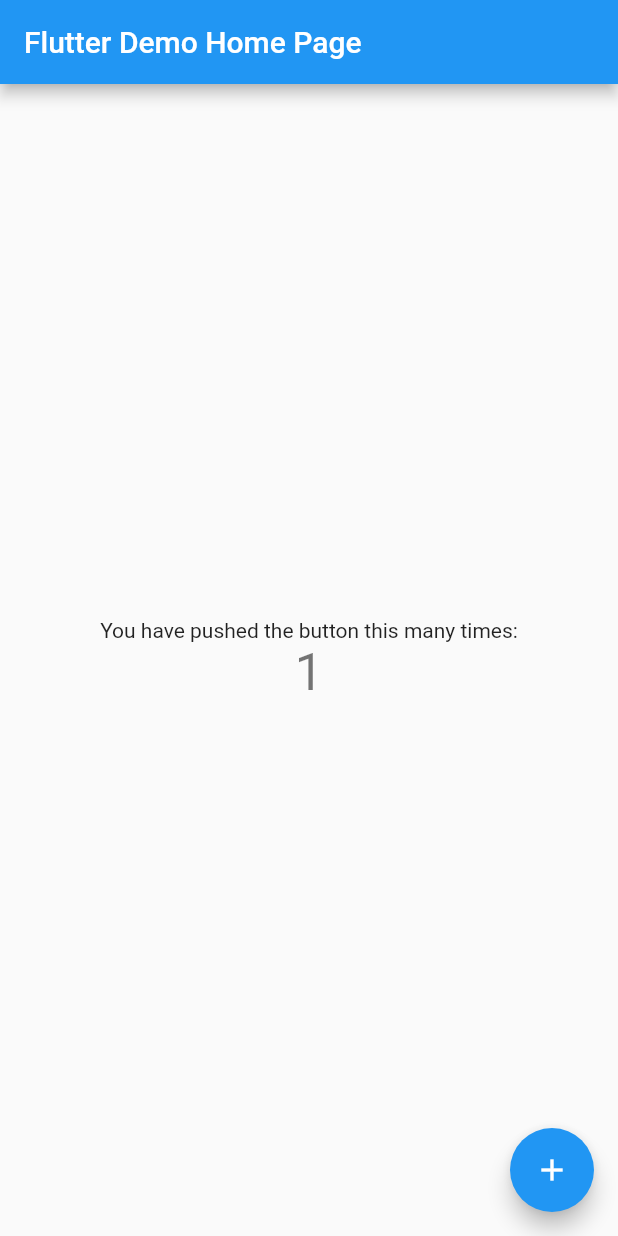
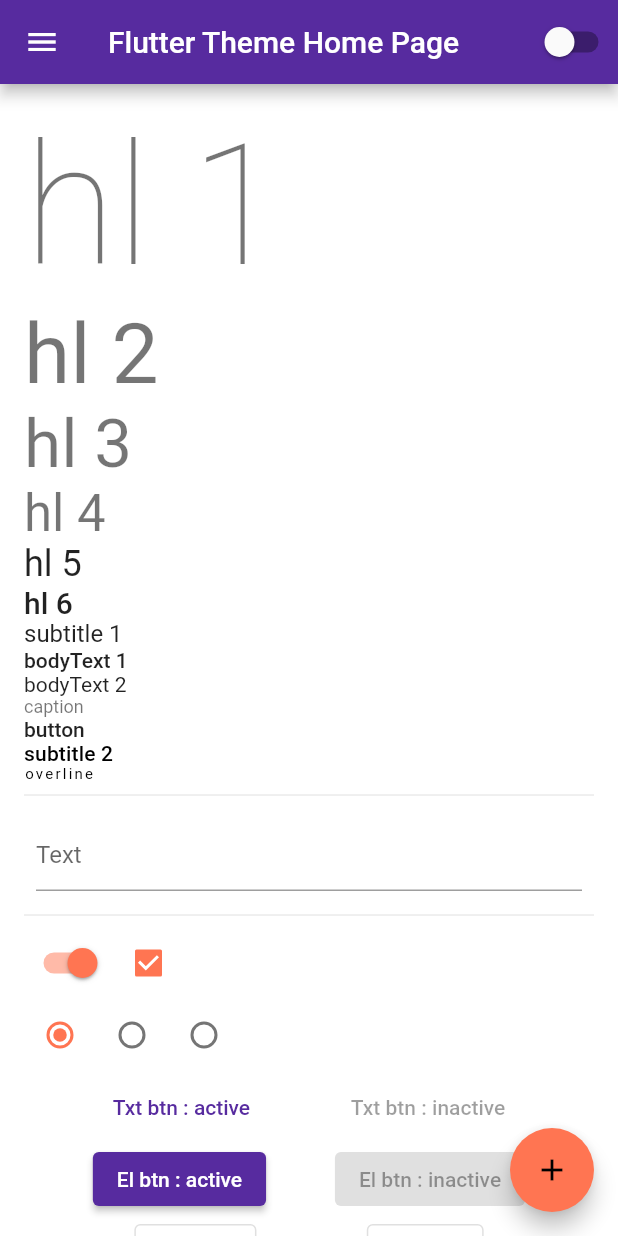
Before and after one commit to dina200/pet_project, a Flutter app: the screen it shows after launch, after a tap on the "add" icon, on a phone screen of 412 x 824 dp. Run offline on Flutter 3.47's test engine with Material 2 defaults, Android fonts, the phone set to English and light mode, and no system bars; our stand-ins replace flutter_bloc, get_it, shared_preferences.

Commit message:
migration from old pet project

```diff
--- /dev/null
+++ b/lib/application/general/theme_cubit.dart
@@ -0,0 +1,17 @@
+import 'package:flutter_bloc/flutter_bloc.dart';
+import 'package:get_it/get_it.dart';
+
+import 'package:pet_project/data/datasources/local_data_source.dart';
+import 'package:pet_project/presentation/theme/my_theme.dart';
+
+
+class ThemeCubit extends Cubit<MyTheme> {
+  static final LocalDataSource localDataSource = GetIt.I();
+  ThemeCubit() : super(localDataSource.isDarkMode ? MyTheme.dark() : MyTheme.light());
+
+  Future<void> setTheme() async {
+    state.isDark ? emit(MyTheme.light()) : emit(MyTheme.dark());
+
+    await localDataSource.setThemeMode(state.isDark);
+  }
+}
--- /dev/null
+++ b/lib/data/datasources/local_data_source.dart
@@ -0,0 +1,26 @@
+import 'package:shared_preferences/shared_preferences.dart';
+
+abstract class LocalDataSource {
+  bool get isDarkMode;
+
+  Future<void> setThemeMode(bool isDark);
+}
+
+const IS_DARK = 'IS_DARK';
+
+class LocalDataSourceImpl implements LocalDataSource {
+  final SharedPreferences sharedPreferences;
+
+  LocalDataSourceImpl({required this.sharedPreferences});
+
+  @override
+  bool get isDarkMode {
+    final isDark = sharedPreferences.getBool(IS_DARK);
+    return isDark ?? false;
+  }
+
+  @override
+  Future<void> setThemeMode(bool isDark) async {
+    await sharedPreferences.setBool(IS_DARK, isDark);
+  }
+}
--- /dev/null
+++ b/lib/injection_container.dart
@@ -0,0 +1,15 @@
+import 'package:get_it/get_it.dart';
+import 'package:shared_preferences/shared_preferences.dart';
+
+import 'data/datasources/local_data_source.dart';
+
+final sl = GetIt.instance;
+
+Future<void> init() async {
+  sl.registerLazySingleton<LocalDataSource>(
+        () => LocalDataSourceImpl(sharedPreferences: sl()),
+  );
+
+  final sharedPreferences = await SharedPreferences.getInstance();
+  sl.registerLazySingleton(() => sharedPreferences);
+}
--- a/lib/main.dart
+++ b/lib/main.dart
@@ -1,113 +1,33 @@
 import 'package:flutter/material.dart';
+import 'package:flutter_bloc/flutter_bloc.dart';
 
-void main() {
+import 'injection_container.dart' as di;
+import 'presentation/pages/my_home_page.dart';
+import 'presentation/theme/my_theme.dart';
+import 'application/general/theme_cubit.dart';
+
+void main() async {
+  WidgetsFlutterBinding.ensureInitialized();
+  await di.init();
   runApp(MyApp());
 }
 
 class MyApp extends StatelessWidget {
-  // This widget is the root of your application.
   @override
   Widget build(BuildContext context) {
-    return MaterialApp(
-      title: 'Flutter Demo',
-      theme: ThemeData(
-        // This is the theme of your application.
-        //
-        // Try running your application with "flutter run". You'll see the
-        // application has a blue toolbar. Then, without quitting the app, try
-        // changing the primarySwatch below to Colors.green and then invoke
-        // "hot reload" (press "r" in the console where you ran "flutter run",
-        // or simply save your changes to "hot reload" in a Flutter IDE).
-        // Notice that the counter didn't reset back to zero; the application
-        // is not restarted.
-        primarySwatch: Colors.blue,
+    return MultiBlocProvider(
+      providers: [
+        BlocProvider(create: (context) => ThemeCubit())
+      ],
+      child: BlocBuilder<ThemeCubit, MyTheme>(
+        builder: (BuildContext context, state) {
+          return  MaterialApp(
+            title: 'Flutter Theme',
+            theme: state.theme,
+            home: MyHomePage(),
+          );
+        },
       ),
-      home: MyHomePage(title: 'Flutter Demo Home Page'),
     );
   }
 }
-
-class MyHomePage extends StatefulWidget {
-  MyHomePage({Key key, this.title}) : super(key: key);
-
-  // This widget is the home page of your application. It is stateful, meaning
-  // that it has a State object (defined below) that contains fields that affect
-  // how it looks.
-
-  // This class is the configuration for the state. It holds the values (in this
-  // case the title) provided by the parent (in this case the App widget) and
-  // used by the build method of the State. Fields in a Widget subclass are
-  // always marked "final".
-
-  final String title;
-
-  @override
-  _MyHomePageState createState() => _MyHomePageState();
-}
-
-class _MyHomePageState extends State<MyHomePage> {
-  int _counter = 0;
-
-  void _incrementCounter() {
-    setState(() {
-      // This call to setState tells the Flutter framework that something has
-      // changed in this State, which causes it to rerun the build method below
-      // so that the display can reflect the updated values. If we changed
-      // _counter without calling setState(), then the build method would not be
-      // called again, and so nothing would appear to happen.
-      _counter++;
-    });
-  }
-
-  @override
-  Widget build(BuildContext context) {
-    // This method is rerun every time setState is called, for instance as done
-    // by the _incrementCounter method above.
-    //
-    // The Flutter framework has been optimized to make rerunning build methods
-    // fast, so that you can just rebuild anything that needs updating rather
-    // than having to individually change instances of widgets.
-    return Scaffold(
-      appBar: AppBar(
-        // Here we take the value from the MyHomePage object that was created by
-        // the App.build method, and use it to set our appbar title.
-        title: Text(widget.title),
-      ),
-      body: Center(
-        // Center is a layout widget. It takes a single child and positions it
-        // in the middle of the parent.
-        child: Column(
-          // Column is also a layout widget. It takes a list of children and
-          // arranges them vertically. By default, it sizes itself to fit its
-          // children horizontally, and tries to be as tall as its parent.
-          //
-          // Invoke "debug painting" (press "p" in the console, choose the
-          // "Toggle Debug Paint" action from the Flutter Inspector in Android
-          // Studio, or the "Toggle Debug Paint" command in Visual Studio Code)
-          // to see the wireframe for each widget.
-          //
-          // Column has various properties to control how it sizes itself and
-          // how it positions its children. Here we use mainAxisAlignment to
-          // center the children vertically; the main axis here is the vertical
-          // axis because Columns are vertical (the cross axis would be
-          // horizontal).
-          mainAxisAlignment: MainAxisAlignment.center,
-          children: <Widget>[
-            Text(
-              'You have pushed the button this many times:',
-            ),
-            Text(
-              '$_counter',
-              style: Theme.of(context).textTheme.headline4,
-            ),
-          ],
-        ),
-      ),
-      floatingActionButton: FloatingActionButton(
-        onPressed: _incrementCounter,
-        tooltip: 'Increment',
-        child: Icon(Icons.add),
-      ), // This trailing comma makes auto-formatting nicer for build methods.
-    );
-  }
-}
--- /dev/null
+++ b/lib/presentation/pages/my_home_page.dart
@@ -0,0 +1,218 @@
+import 'package:flutter/cupertino.dart';
+import 'package:flutter/material.dart';
+import 'package:flutter_bloc/flutter_bloc.dart';
+
+import 'package:pet_project/application/general/theme_cubit.dart';
+import 'package:pet_project/presentation/theme/my_theme.dart';
+
+
+class MyHomePage extends StatefulWidget {
+  @override
+  _MyHomePageState createState() => _MyHomePageState();
+}
+
+class _MyHomePageState extends State<MyHomePage> {
+  bool _isSwitchActive = true;
+  bool? _isCheckActive = true;
+  int? _radioGroupValue = 1;
+
+  ThemeData get theme => Theme.of(context);
+
+  @override
+  Widget build(BuildContext context) {
+    return GestureDetector(
+      onTap: () => FocusScope.of(context).requestFocus(FocusNode()),
+      child: PlatformLayoutWrapper(
+        appBar: AppBar(
+          title: Text('Flutter Theme Home Page'),
+          actions: [
+            BlocBuilder<ThemeCubit, MyTheme>(
+              builder: (context, snapshot) {
+                final themeCubit = BlocProvider.of<ThemeCubit>(context);
+                return Switch(
+                  value: snapshot.isDark,
+                  onChanged: (_) => themeCubit.setTheme(),
+                );
+              },
+            ),
+          ],
+        ),
+        drawer: Drawer(),
+        body: _buildContent(),
+        floatingActionButton: FloatingActionButton(
+          child: Icon(Icons.add),
+          onPressed: () {},
+        ),
+      ),
+    );
+  }
+
+  Widget _buildContent() {
+    final textTheme = theme.textTheme;
+    return ListView(
+      padding: const EdgeInsets.all(16.0),
+      children: [
+        Text('hl 1', style: textTheme.headline1),
+        Text('hl 2', style: textTheme.headline2),
+        Text('hl 3', style: textTheme.headline3),
+        Text('hl 4', style: textTheme.headline4),
+        Text('hl 5', style: textTheme.headline5),
+        Text('hl 6', style: textTheme.headline6),
+        Text('subtitle 1', style: textTheme.subtitle1),
+        Text('bodyText 1', style: textTheme.bodyText1),
+        Text('bodyText 2', style: textTheme.bodyText2),
+        Text('caption', style: textTheme.caption),
+        Text('button', style: textTheme.button),
+        Text('subtitle 2', style: textTheme.subtitle2),
+        Text('overline', style: textTheme.overline),
+        Divider(),
+        Padding(
+          padding: const EdgeInsets.all(8.0),
+          child: Column(
+            children: [
+              TextFormField(
+                decoration: const InputDecoration(hintText: 'Text'),
+              ),
+            ],
+          ),
+        ),
+        Divider(),
+        Row(
+          children: [
+            Switch(
+              value: _isSwitchActive,
+              onChanged: (value) => setState(() => _isSwitchActive = value),
+            ),
+            Checkbox(
+              value: _isCheckActive,
+              onChanged: (value) => setState(() => _isCheckActive = value),
+              tristate: true,
+            ),
+          ],
+        ),
+        Row(
+          children: [
+            Radio(
+              value: 1,
+              groupValue: _radioGroupValue,
+              onChanged: (dynamic value) =>
+                  setState(() => _radioGroupValue = value),
+            ),
+            Radio(
+              value: 2,
+              groupValue: _radioGroupValue,
+              onChanged: (dynamic value) =>
+                  setState(() => _radioGroupValue = value),
+            ),
+            Radio(
+              value: 3,
+              groupValue: _radioGroupValue,
+              onChanged: (dynamic value) =>
+                  setState(() => _radioGroupValue = value),
+            ),
+          ],
+        ),
+        Row(
+          mainAxisAlignment: MainAxisAlignment.spaceEvenly,
+          children: [
+            TextButton(child: Text('Txt btn : active'), onPressed: () {}),
+            TextButton(child: Text('Txt btn : inactive'), onPressed: null),
+          ],
+        ),
+        Row(
+          mainAxisAlignment: MainAxisAlignment.spaceEvenly,
+          children: [
+            ElevatedButton(
+              child: Text('El btn : active'),
+              onPressed: () {},
+            ),
+            ElevatedButton(
+              child: Text('El btn : inactive'),
+              onPressed: null,
+            ),
+          ],
+        ),
+        Row(
+          mainAxisAlignment: MainAxisAlignment.spaceEvenly,
+          children: [
+            OutlinedButton(
+              child: Text('Out btn '),
+              onPressed: () {},
+            ),
+            OutlinedButton(
+              child: Text('Out btn'),
+              onPressed: null,
+            ),
+          ],
+        ),
+        Center(
+          child: TextButton(
+            child: Text('Timer Picker'),
+            onPressed: () async {
+              await showTimePicker(
+                context: context,
+                initialTime: TimeOfDay.now(),
+              );
+            },
+          ),
+        ),
+        Center(
+          child: TextButton(
+            child: Text('Date Picker'),
+            onPressed: () async {
+              await showDatePicker(
+                context: context,
+                initialDate: DateTime.now(),
+                firstDate: DateTime(2017, 1),
+                lastDate: DateTime(2022, 7),
+              );
+            },
+          ),
+        ),
+        SizedBox(height: 80.0),
+      ],
+    );
+  }
+}
+
+class PlatformLayoutWrapper extends StatelessWidget {
+  final PreferredSizeWidget appBar;
+  final Widget drawer;
+  final Widget body;
+  final Widget floatingActionButton;
+
+  const PlatformLayoutWrapper({
+    Key? key,
+    required this.appBar,
+    required this.drawer,
+    required this.body,
+    required this.floatingActionButton,
+  }) : super(key: key);
+
+  @override
+  Widget build(BuildContext context) {
+    if (MediaQuery.of(context).size.width < 600.0) {
+      return Scaffold(
+        appBar: appBar,
+        drawer: drawer,
+        body: body,
+        floatingActionButton: floatingActionButton,
+      );
+    } else {
+      return Row(
+        children: [
+          drawer,
+          VerticalDivider(width: 1),
+          Expanded(
+            child: Scaffold(
+              appBar: appBar,
+              body: body,
+              floatingActionButton: floatingActionButton,
+              floatingActionButtonLocation: FloatingActionButtonLocation.startTop,
+            ),
+          ),
+        ],
+      );
+    }
+  }
+}
--- /dev/null
+++ b/lib/presentation/theme/my_theme.dart
@@ -0,0 +1,98 @@
+import 'package:flutter/material.dart';
+
+class MyTheme {
+  late final MaterialColor _materialColor;
+  late final MaterialAccentColor _accentColor;
+  late final ThemeData _themeData;
+  final bool isDark;
+
+  ThemeData get theme => _themeData;
+
+  factory MyTheme.init(bool isDark) {
+    return isDark ? MyTheme.dark() : MyTheme.light();
+  }
+
+  MyTheme.light() : isDark = false {
+    _materialColor = _createMaterialColor(Color(0xff572b9f));
+    _accentColor = _createMaterialAccentColor(Color(0xffff7552));
+    _themeData = ThemeData.from(
+      colorScheme: ColorScheme.fromSwatch(
+        primarySwatch: _materialColor,
+        primaryColorDark: _materialColor.shade700,
+        accentColor: _accentColor,
+        cardColor: Colors.white,
+        backgroundColor: Colors.white,
+        errorColor: Colors.red.shade700,
+        brightness: Brightness.light,
+      ),
+    ).copyWith(appBarTheme: AppBarTheme(brightness: Brightness.dark));
+  }
+
+  MyTheme.dark() : isDark = true {
+    _materialColor = _createMaterialColor(Color(0xffcc26e6));
+    _accentColor = _createMaterialAccentColor(Color(0xffffbd6c));
+    _themeData = ThemeData.from(
+      colorScheme: ColorScheme.fromSwatch(
+        primarySwatch: _materialColor,
+        primaryColorDark: _materialColor.shade700,
+        accentColor: _accentColor,
+        cardColor: Color(0xff121212),
+        backgroundColor: Colors.black,
+        errorColor: Color(0xffcf6679),
+        brightness: Brightness.dark,
+      ),
+    ).copyWith(
+      toggleableActiveColor: _accentColor,
+      checkboxTheme: CheckboxThemeData().copyWith(
+        checkColor: MaterialStateColor.resolveWith((states) => Colors.black),
+      ),
+    );
+  }
+
+  @override
+  bool operator ==(Object other) =>
+      identical(this, other) ||
+      other is MyTheme &&
+      runtimeType == other.runtimeType &&
+      _materialColor == other._materialColor &&
+      _accentColor == other._accentColor &&
+      _themeData == other._themeData;
+
+  @override
+  int get hashCode =>
+      _materialColor.hashCode ^ _accentColor.hashCode ^ _themeData.hashCode;
+
+  MaterialColor _createMaterialColor(Color color) {
+    List<double> strengths = [.05];
+    for (int i = 1; i < 10; i++) {
+      strengths.add(0.1 * i);
+    }
+    final swatches = _generateSwatches(color, strengths);
+    return MaterialColor(color.value, swatches);
+  }
+
+  MaterialAccentColor _createMaterialAccentColor(Color color) {
+    List<double> strengths = [];
+    for (int i = 0; i < 4; i++) {
+      final last = strengths.lastWhere((_) => true, orElse: () => 0.1);
+      strengths.add(last + i * 0.1);
+    }
+    Map<int, Color> swatches = _generateSwatches(color, strengths);
+    return MaterialAccentColor(color.value, swatches);
+  }
+
+  Map<int, Color> _generateSwatches(Color color, List<double> strengths) {
+    Map<int, Color> swatches = {};
+    final int r = color.red, g = color.green, b = color.blue;
+    strengths.forEach((strength) {
+      final ds = 0.5 - strength;
+      swatches[(strength * 1000).round()] = Color.fromRGBO(
+        r + ((ds < 0 ? r : (255 - r)) * ds).round(),
+        g + ((ds < 0 ? g : (255 - g)) * ds).round(),
+        b + ((ds < 0 ? b : (255 - b)) * ds).round(),
+        1,
+      );
+    });
+    return swatches;
+  }
+}
--- a/pubspec.yaml
+++ b/pubspec.yaml
@@ -18,7 +18,7 @@
 version: 1.0.0+1
 
 environment:
-  sdk: ">=2.7.0 <3.0.0"
+  sdk: '>=2.12.0 <3.0.0'
 
 dependencies:
   flutter:
@@ -28,6 +28,9 @@
   # The following adds the Cupertino Icons font to your application.
   # Use with the CupertinoIcons class for iOS style icons.
   cupertino_icons: ^1.0.2
+  flutter_bloc: ^7.0.0
+  shared_preferences: ^2.0.5
+  get_it: ^7.0.0
 
 dev_dependencies:
   flutter_test:
```
Also changed, not shown: pubspec.lock, 7 other files.
